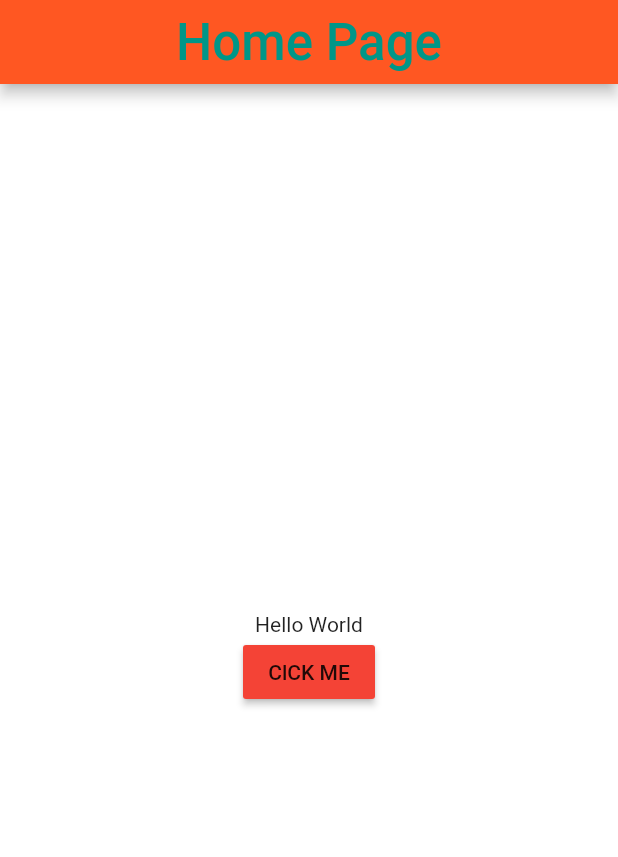
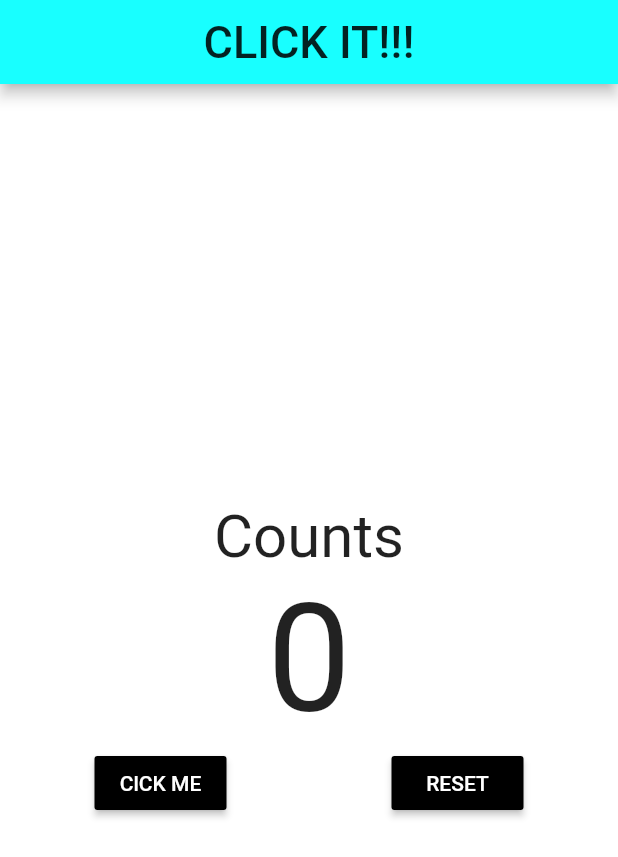
Before and after one commit to Shahidkhatrii/Shahidkhatrii, a Flutter app: the screen it shows after launch, on a phone screen of 412 x 824 dp. Shown: the top 857 px of the screen. Run offline on Flutter 3.47's test engine with Material 2 defaults, Android fonts, the phone set to English and light mode, and no system bars.

```diff
--- a/lib/main.dart
+++ b/lib/main.dart
@@ -8,6 +8,7 @@ class MyApp extends StatelessWidget {
   @override
   Widget build(BuildContext context) {
     return MaterialApp(
+      color: Colors.grey,
       title: "My App",
       home: Homepage(),
     );
@@ -23,23 +24,15 @@ class Homepage extends StatefulWidget {
 
 class _HomepageState extends State<Homepage> {
   @override
-  String Mytext="Hello World";
+  int count=0;
   void _changelongText(){
     setState(() {
-      if(Mytext.startsWith('H')) {
-        Mytext = "You have long pressed it";
-      }else{
-        Mytext="You have long pressed it";
-      }
+        count=0;
     });
   }
   void _changeText() {
     setState(() {
-      if (Mytext.startsWith('H')) {
-        Mytext = "Welcome to my world";
-      } else {
-        Mytext = "Hello World";
-      }
+      count++;
     });
   }
     Widget _bodyText(){
@@ -50,13 +43,38 @@ class _HomepageState extends State<Homepage> {
         child: Column(
             mainAxisAlignment: MainAxisAlignment.center,
             children: [
-              Text(Mytext),
-              RaisedButton(
-                color: Colors.red,
-                child: Text("ClCK ME"),
+              Text("Counts",style: TextStyle(
+                color: Colors.black87,
+                fontSize: 40,
+              ),),
+
+              Text(count.toString(),style: TextStyle(
+                 color: Colors.black87,
+                 fontSize: 100,
+              ),),
+              Row(
+                mainAxisAlignment: MainAxisAlignment.spaceAround,
+                    children: [
+
+                      RaisedButton(
+                color: Colors.black,
+                child: Text("ClCK ME",style: TextStyle(
+                      color: Colors.white,
+                ),),
                 onPressed: _changeText ,
-                onLongPress: _changelongText,
+                //onLongPress: _changelongText,
               ),
+                      RaisedButton(
+                        color: Colors.black,
+                        child: Text("RESET",style: TextStyle(
+                          color:Colors.white,
+                        ),),
+                        onPressed: _changelongText,
+
+                      ),
+                    ],
+                  ),
+
             ]
         ),
       ),
@@ -67,10 +85,10 @@ class _HomepageState extends State<Homepage> {
     return Scaffold(
      appBar: AppBar(
        centerTitle: mounted,
-       backgroundColor: Colors.deepOrange,
-       title: Text("Home Page",style: TextStyle(
-         color: Colors.teal,
-         fontSize: 34,
+       backgroundColor: Colors.cyanAccent,
+       title: Text("CLICK IT!!!",style: TextStyle(
+         color: Colors.black87,
+         fontSize: 30,
        ),),
      ),
       body: _bodyText(),
```
